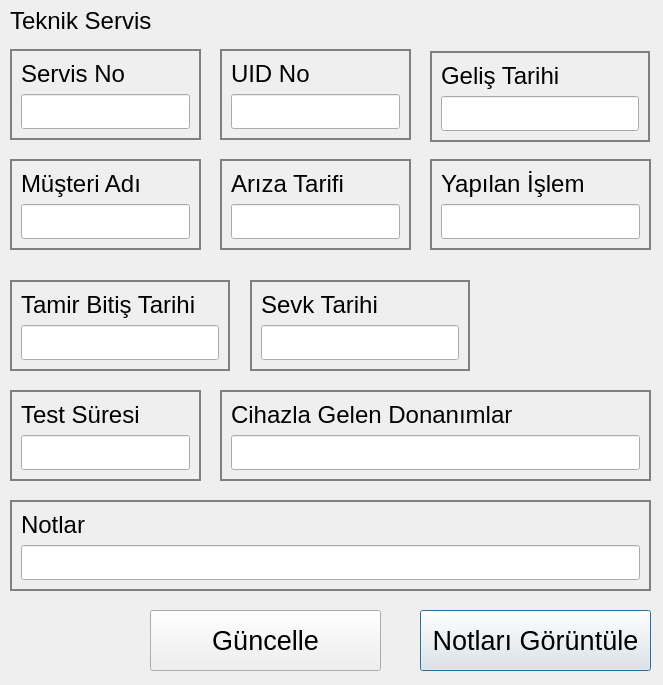
First picture: the form in servisgetdialog.ui, repository yunusemrecinar/QT5-cihaz-kimlik-teknik-servis, before the edit.
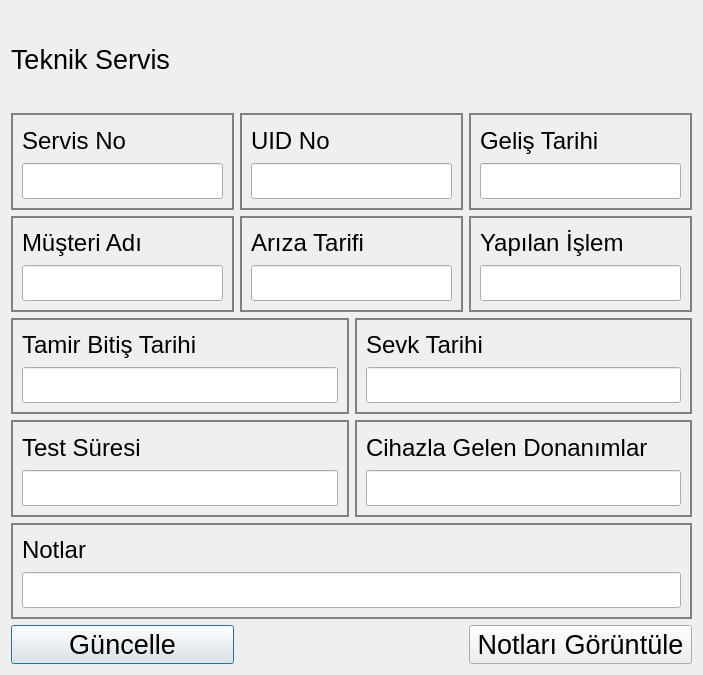
Second picture: the form after the edit.

Patch:
```diff
--- a/servisgetdialog.ui
+++ b/servisgetdialog.ui
@@ -6,192 +6,32 @@
    <rect>
     <x>0</x>
     <y>0</y>
-    <width>663</width>
-    <height>685</height>
+    <width>703</width>
+    <height>675</height>
    </rect>
   </property>
   <property name="windowTitle">
    <string>Dialog</string>
   </property>
-  <widget class="QLabel" name="label">
-   <property name="geometry">
-    <rect>
-     <x>10</x>
-     <y>10</y>
-     <width>141</width>
-     <height>21</height>
-    </rect>
-   </property>
+  <layout class="QVBoxLayout" name="verticalLayout_2">
+   <item>
+    <layout class="QVBoxLayout" name="verticalLayout">
+     <item>
+      <widget class="QLabel" name="label_3">
    <property name="font">
     <font>
-     <pointsize>18</pointsize>
+         <pointsize>20</pointsize>
     </font>
    </property>
    <property name="text">
     <string>Teknik Servis</string>
    </property>
   </widget>
-  <widget class="QGroupBox" name="SevkBox">
-   <property name="geometry">
-    <rect>
-     <x>250</x>
-     <y>280</y>
-     <width>220</width>
-     <height>91</height>
-    </rect>
-   </property>
-   <property name="styleSheet">
-    <string notr="true">QGroupBox {
-border: 2px solid grey;
-}</string>
-   </property>
-   <layout class="QVBoxLayout" name="verticalLayout_8">
-    <item>
-     <widget class="QLabel" name="sevkTarihi_2">
-      <property name="font">
-       <font>
-        <pointsize>18</pointsize>
-       </font>
-      </property>
-      <property name="text">
-       <string>Sevk Tarihi</string>
-      </property>
-     </widget>
     </item>
     <item>
-     <widget class="QLineEdit" name="sevkTarihi_1">
-      <property name="font">
-       <font>
-        <pointsize>18</pointsize>
-       </font>
-      </property>
-     </widget>
-    </item>
-   </layout>
-  </widget>
-  <widget class="QGroupBox" name="UIDBox">
-   <property name="geometry">
-    <rect>
-     <x>220</x>
-     <y>49</y>
-     <width>191</width>
-     <height>91</height>
-    </rect>
-   </property>
-   <property name="styleSheet">
-    <string notr="true">QGroupBox {
-border: 2px solid grey;
-}</string>
-   </property>
-   <layout class="QVBoxLayout" name="verticalLayout_3">
+      <layout class="QHBoxLayout" name="horizontalLayout">
     <item>
-     <widget class="QLabel" name="UIDNo_2">
-      <property name="font">
-       <font>
-        <pointsize>18</pointsize>
-       </font>
-      </property>
-      <property name="text">
-       <string>UID No</string>
-      </property>
-     </widget>
-    </item>
-    <item>
-     <widget class="QLineEdit" name="UIDNo_1">
-      <property name="font">
-       <font>
-        <pointsize>18</pointsize>
-       </font>
-      </property>
-     </widget>
-    </item>
-   </layout>
-  </widget>
-  <widget class="QGroupBox" name="ArizaTarifBox">
-   <property name="geometry">
-    <rect>
-     <x>220</x>
-     <y>159</y>
-     <width>191</width>
-     <height>91</height>
-    </rect>
-   </property>
-   <property name="styleSheet">
-    <string notr="true">QGroupBox {
-border: 2px solid grey;
-}</string>
-   </property>
-   <layout class="QVBoxLayout" name="verticalLayout_12">
-    <item>
-     <widget class="QLabel" name="arizaTanimi_2">
-      <property name="font">
-       <font>
-        <pointsize>18</pointsize>
-       </font>
-      </property>
-      <property name="text">
-       <string>Arıza Tarifi</string>
-      </property>
-     </widget>
-    </item>
-    <item>
-     <widget class="QLineEdit" name="arizaTanimi_1">
-      <property name="font">
-       <font>
-        <pointsize>18</pointsize>
-       </font>
-      </property>
-     </widget>
-    </item>
-   </layout>
-  </widget>
-  <widget class="QGroupBox" name="YapilanIslemBox">
-   <property name="geometry">
-    <rect>
-     <x>430</x>
-     <y>159</y>
-     <width>221</width>
-     <height>91</height>
-    </rect>
-   </property>
-   <property name="styleSheet">
-    <string notr="true">QGroupBox {
-border: 2px solid grey;
-}</string>
-   </property>
-   <layout class="QVBoxLayout" name="verticalLayout_13">
-    <item>
-     <widget class="QLabel" name="yapilanIslem_2">
-      <property name="font">
-       <font>
-        <pointsize>18</pointsize>
-       </font>
-      </property>
-      <property name="text">
-       <string>Yapılan İşlem</string>
-      </property>
-     </widget>
-    </item>
-    <item>
-     <widget class="QLineEdit" name="yapilanIslem_1">
-      <property name="font">
-       <font>
-        <pointsize>18</pointsize>
-       </font>
-      </property>
-     </widget>
-    </item>
-   </layout>
-  </widget>
   <widget class="QGroupBox" name="ServisNoBox">
-   <property name="geometry">
-    <rect>
-     <x>10</x>
-     <y>49</y>
-     <width>191</width>
-     <height>91</height>
-    </rect>
-   </property>
    <property name="styleSheet">
     <string notr="true">QGroupBox {
 border: 2px solid grey;
@@ -224,15 +64,41 @@
     </item>
    </layout>
   </widget>
+       </item>
+       <item>
+        <widget class="QGroupBox" name="UIDBox">
+         <property name="styleSheet">
+          <string notr="true">QGroupBox {
+border: 2px solid grey;
+}</string>
+         </property>
+         <layout class="QVBoxLayout" name="verticalLayout_3">
+          <item>
+           <widget class="QLabel" name="UIDNo_2">
+            <property name="font">
+             <font>
+              <pointsize>18</pointsize>
+             </font>
+            </property>
+            <property name="text">
+             <string>UID No</string>
+            </property>
+           </widget>
+          </item>
+          <item>
+           <widget class="QLineEdit" name="UIDNo_1">
+            <property name="font">
+             <font>
+              <pointsize>18</pointsize>
+             </font>
+            </property>
+           </widget>
+          </item>
+         </layout>
+        </widget>
+       </item>
+       <item>
   <widget class="QGroupBox" name="GelisBox">
-   <property name="geometry">
-    <rect>
-     <x>430</x>
-     <y>51</y>
-     <width>220</width>
-     <height>91</height>
-    </rect>
-   </property>
    <property name="styleSheet">
     <string notr="true">QGroupBox {
 border: 2px solid grey;
@@ -262,15 +128,13 @@
     </item>
    </layout>
   </widget>
+       </item>
+      </layout>
+     </item>
+     <item>
+      <layout class="QHBoxLayout" name="horizontalLayout_2">
+       <item>
   <widget class="QGroupBox" name="MusteriAdiBox">
-   <property name="geometry">
-    <rect>
-     <x>10</x>
-     <y>159</y>
-     <width>191</width>
-     <height>91</height>
-    </rect>
-   </property>
    <property name="styleSheet">
     <string notr="true">QGroupBox {
 border: 2px solid grey;
@@ -300,35 +164,61 @@
     </item>
    </layout>
   </widget>
-  <widget class="QGroupBox" name="TestSureBox">
-   <property name="geometry">
-    <rect>
-     <x>10</x>
-     <y>390</y>
-     <width>191</width>
-     <height>91</height>
-    </rect>
-   </property>
+       </item>
+       <item>
+        <widget class="QGroupBox" name="ArizaTarifBox">
+         <property name="styleSheet">
+          <string notr="true">QGroupBox {
+border: 2px solid grey;
+}</string>
+         </property>
+         <layout class="QVBoxLayout" name="verticalLayout_12">
+          <item>
+           <widget class="QLabel" name="arizaTanimi_2">
+            <property name="font">
+             <font>
+              <pointsize>18</pointsize>
+             </font>
+            </property>
+            <property name="text">
+             <string>Arıza Tarifi</string>
+            </property>
+           </widget>
+          </item>
+          <item>
+           <widget class="QLineEdit" name="arizaTanimi_1">
+            <property name="font">
+             <font>
+              <pointsize>18</pointsize>
+             </font>
+            </property>
+           </widget>
+          </item>
+         </layout>
+        </widget>
+       </item>
+       <item>
+        <widget class="QGroupBox" name="YapilanIslemBox">
    <property name="styleSheet">
     <string notr="true">QGroupBox {
 border: 2px solid grey;
 }</string>
    </property>
-   <layout class="QVBoxLayout" name="verticalLayout_17">
+         <layout class="QVBoxLayout" name="verticalLayout_13">
     <item>
-     <widget class="QLabel" name="testSuresi_2">
+           <widget class="QLabel" name="yapilanIslem_2">
       <property name="font">
        <font>
         <pointsize>18</pointsize>
        </font>
       </property>
       <property name="text">
-       <string>Test Süresi</string>
+             <string>Yapılan İşlem</string>
       </property>
      </widget>
     </item>
     <item>
-     <widget class="QLineEdit" name="testSuresi_1">
+           <widget class="QLineEdit" name="yapilanIslem_1">
       <property name="font">
        <font>
         <pointsize>18</pointsize>
@@ -338,15 +228,13 @@
     </item>
    </layout>
   </widget>
+       </item>
+      </layout>
+     </item>
+     <item>
+      <layout class="QHBoxLayout" name="horizontalLayout_3">
+       <item>
   <widget class="QGroupBox" name="BitisTarihBox">
-   <property name="geometry">
-    <rect>
-     <x>10</x>
-     <y>280</y>
-     <width>220</width>
-     <height>91</height>
-    </rect>
-   </property>
    <property name="styleSheet">
     <string notr="true">QGroupBox {
 border: 2px solid grey;
@@ -376,15 +264,77 @@
     </item>
    </layout>
   </widget>
+       </item>
+       <item>
+        <widget class="QGroupBox" name="SevkBox">
+         <property name="styleSheet">
+          <string notr="true">QGroupBox {
+border: 2px solid grey;
+}</string>
+         </property>
+         <layout class="QVBoxLayout" name="verticalLayout_8">
+          <item>
+           <widget class="QLabel" name="sevkTarihi_2">
+            <property name="font">
+             <font>
+              <pointsize>18</pointsize>
+             </font>
+            </property>
+            <property name="text">
+             <string>Sevk Tarihi</string>
+            </property>
+           </widget>
+          </item>
+          <item>
+           <widget class="QLineEdit" name="sevkTarihi_1">
+            <property name="font">
+             <font>
+              <pointsize>18</pointsize>
+             </font>
+            </property>
+           </widget>
+          </item>
+         </layout>
+        </widget>
+       </item>
+      </layout>
+     </item>
+     <item>
+      <layout class="QHBoxLayout" name="horizontalLayout_4">
+       <item>
+        <widget class="QGroupBox" name="TestSureBox">
+         <property name="styleSheet">
+          <string notr="true">QGroupBox {
+border: 2px solid grey;
+}</string>
+         </property>
+         <layout class="QVBoxLayout" name="verticalLayout_17">
+          <item>
+           <widget class="QLabel" name="testSuresi_2">
+            <property name="font">
+             <font>
+              <pointsize>18</pointsize>
+             </font>
+            </property>
+            <property name="text">
+             <string>Test Süresi</string>
+            </property>
+           </widget>
+          </item>
+          <item>
+           <widget class="QLineEdit" name="testSuresi_1">
+            <property name="font">
+             <font>
+              <pointsize>18</pointsize>
+             </font>
+            </property>
+           </widget>
+          </item>
+         </layout>
+        </widget>
+       </item>
+       <item>
   <widget class="QGroupBox" name="DonanimBox">
-   <property name="geometry">
-    <rect>
-     <x>220</x>
-     <y>390</y>
-     <width>431</width>
-     <height>91</height>
-    </rect>
-   </property>
    <property name="styleSheet">
     <string notr="true">QGroupBox {
 border: 2px solid grey;
@@ -414,15 +364,11 @@
     </item>
    </layout>
   </widget>
+       </item>
+      </layout>
+     </item>
+     <item>
   <widget class="QGroupBox" name="NotlarBox">
-   <property name="geometry">
-    <rect>
-     <x>10</x>
-     <y>500</y>
-     <width>641</width>
-     <height>91</height>
-    </rect>
-   </property>
    <property name="styleSheet">
     <string notr="true">QGroupBox {
 border: 2px solid grey;
@@ -455,33 +401,11 @@
     </item>
    </layout>
   </widget>
-  <widget class="QPushButton" name="pushButton">
-   <property name="geometry">
-    <rect>
-     <x>420</x>
-     <y>610</y>
-     <width>231</width>
-     <height>61</height>
-    </rect>
-   </property>
-   <property name="font">
-    <font>
-     <pointsize>20</pointsize>
-    </font>
-   </property>
-   <property name="text">
-    <string>Notları Görüntüle</string>
-   </property>
-  </widget>
+     </item>
+     <item>
+      <layout class="QHBoxLayout" name="horizontalLayout_5">
+       <item>
   <widget class="QPushButton" name="pushButton_2">
-   <property name="geometry">
-    <rect>
-     <x>150</x>
-     <y>610</y>
-     <width>231</width>
-     <height>61</height>
-    </rect>
-   </property>
    <property name="font">
     <font>
      <pointsize>20</pointsize>
@@ -491,6 +415,31 @@
     <string>Güncelle</string>
    </property>
   </widget>
+       </item>
+       <item>
+        <widget class="QLabel" name="label_2">
+         <property name="text">
+          <string/>
+         </property>
+        </widget>
+       </item>
+       <item>
+        <widget class="QPushButton" name="pushButton">
+         <property name="font">
+          <font>
+           <pointsize>20</pointsize>
+          </font>
+         </property>
+         <property name="text">
+          <string>Notları Görüntüle</string>
+         </property>
+        </widget>
+       </item>
+      </layout>
+     </item>
+    </layout>
+   </item>
+  </layout>
  </widget>
  <resources/>
  <connections/>
```
Lines whose indentation alone changed are shown as unchanged.
